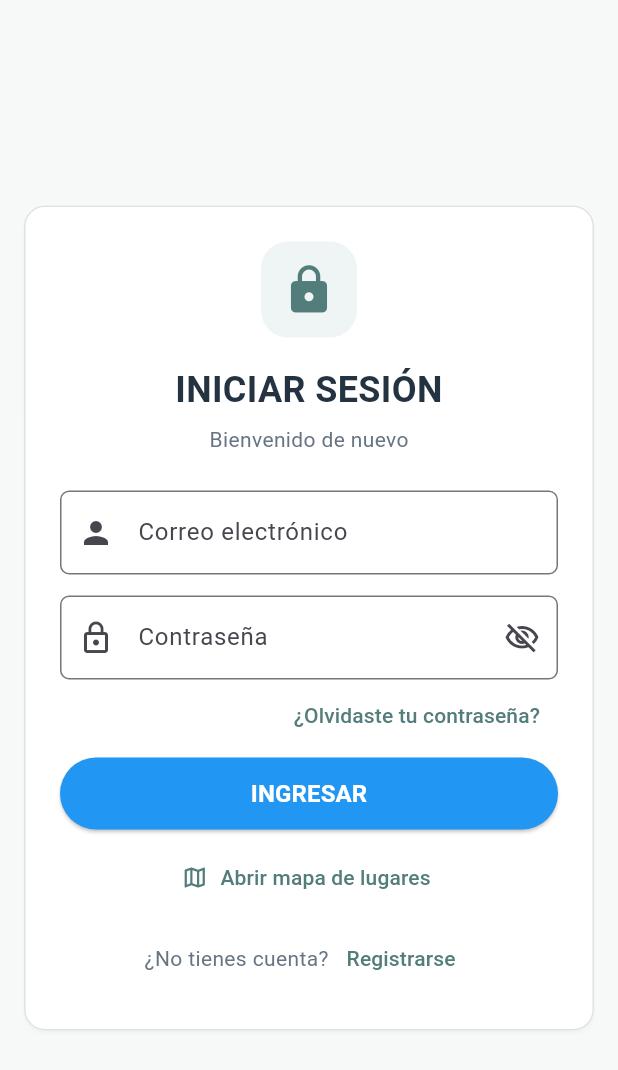
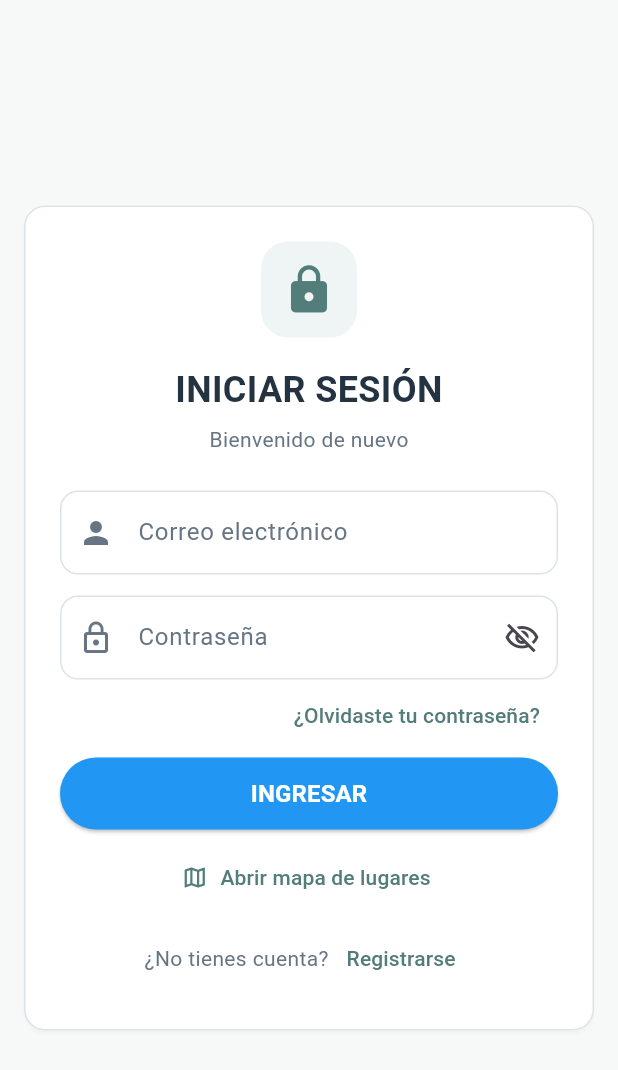
Before and after one commit to coco1016t/PROYECTO--RGR, a Flutter app: the screen it shows after launch, on a phone screen of 412 x 824 dp. Shown: the top 1070 px of the screen. Run offline on Flutter 3.47's test engine with Material 3 defaults, Android fonts, the phone set to English and light mode, and no system bars; our stand-ins replace flutter_map, flutter_secure_storage, image_picker, latlong2.

Commit message:
Update custom_text_field.dart

```diff
--- a/flutter_application_3/lib/widgets/custom_text_field.dart
+++ b/flutter_application_3/lib/widgets/custom_text_field.dart
@@ -1,7 +1,6 @@
 import 'package:flutter/material.dart';
 
 class CustomTextField extends StatelessWidget {
-
   final TextEditingController controller;
   final String label;
   final IconData prefixIcon;
@@ -21,24 +20,34 @@ class CustomTextField extends StatelessWidget {
 
   @override
   Widget build(BuildContext context) {
+    const borderColor = Color(0xFFDCE3E8);
+    const accentColor = Color(0xFF527D7B);
+    final outline = OutlineInputBorder(
+      borderRadius: BorderRadius.circular(12),
+      borderSide: const BorderSide(color: borderColor),
+    );
 
     return TextField(
       controller: controller,
       obscureText: obscureText,
       keyboardType: keyboardType,
-
+      style: const TextStyle(color: Color(0xFF243341)),
       decoration: InputDecoration(
         labelText: label,
-
-        prefixIcon: Icon(
-          prefixIcon,
+        labelStyle: const TextStyle(color: Color(0xFF667483)),
+        floatingLabelStyle: const TextStyle(color: accentColor),
+        prefixIcon: Icon(prefixIcon, color: const Color(0xFF667483)),
+        suffixIcon: suffixIcon,
+        filled: true,
+        fillColor: Colors.white,
+        contentPadding: const EdgeInsets.symmetric(
+          horizontal: 16,
+          vertical: 16,
         ),
-
-        suffixIcon: suffixIcon,
-
-        border: OutlineInputBorder(
-          borderRadius:
-              BorderRadius.circular(6),
+        border: outline,
+        enabledBorder: outline,
+        focusedBorder: outline.copyWith(
+          borderSide: const BorderSide(color: accentColor, width: 1.5),
         ),
       ),
     );
```
